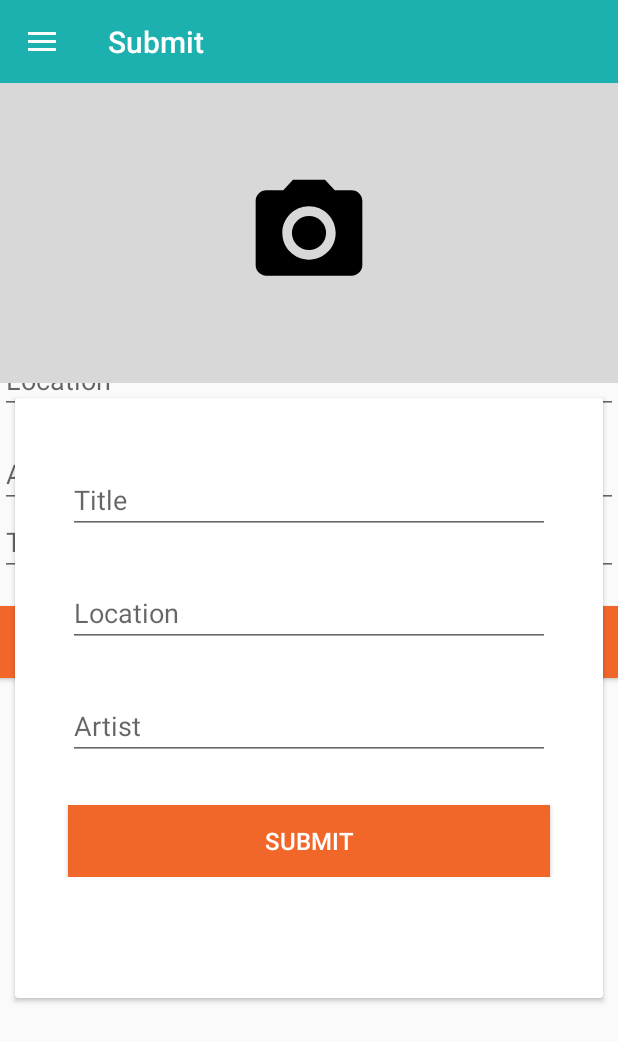
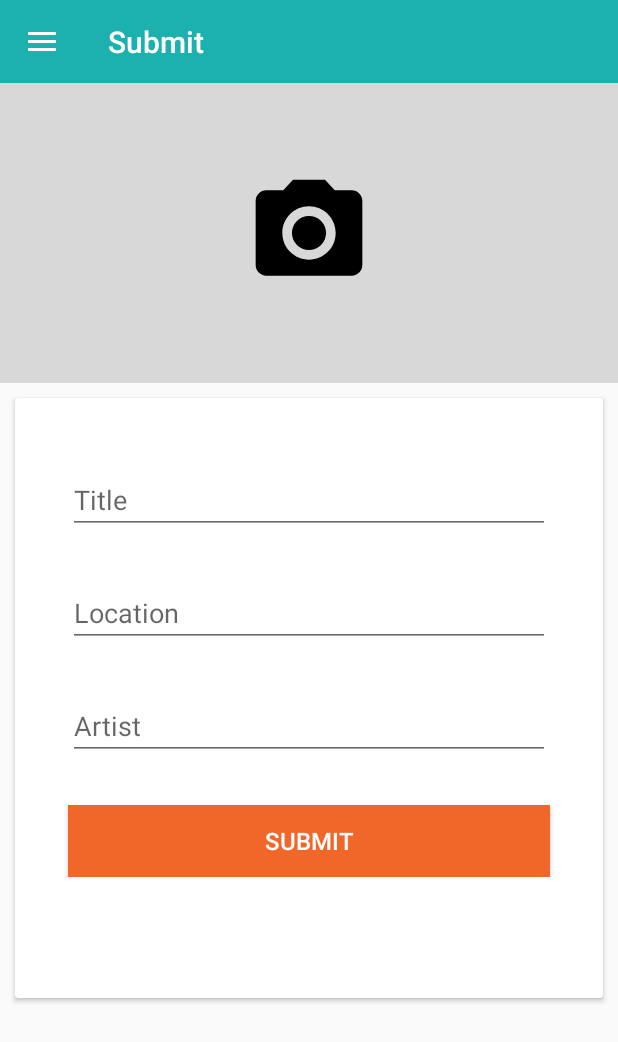
Before and after one commit to quintonbjohnson/atlanta-street-art-project, an Android app: the SubmitActivity screen opened directly, with no data from a screen before it, on a phone screen of 412 x 824 dp. Shown: the top 1042 px of the screen. Run offline under Robolectric (Android 15) with nearby library versions, the light colour scheme and no system bars; our stand-ins replace Firebase (no records; nobody signed in at launch, a user with empty details on screens opened directly); 1 statement that could not run was skipped.

Commit message:
Merged w/quinton's branch: Activity_submit

```diff
--- a/app/src/main/res/layout/activity_submit.xml
+++ b/app/src/main/res/layout/activity_submit.xml
@@ -7,88 +7,6 @@
     android:layout_height="match_parent"
     android:fitsSystemWindows="true"
     tools:openDrawer="start">
-
-    <LinearLayout
-        android:orientation="vertical"
-        android:layout_width="match_parent"
-        android:layout_height="match_parent"
-        android:layout_alignParentTop="true"
-        android:layout_alignParentStart="true"
-        android:weightSum="1">
-
-        <ImageButton
-            app:srcCompat="@drawable/camera"
-            android:id="@+id/chooseButton"
-            android:background="@drawable/common_full_open_on_phone"
-            android:layout_width="match_parent"
-            android:layout_height="185dp"
-            android:scaleType="fitCenter"
-            android:adjustViewBounds="true"
-            android:paddingBottom="10dp"
-            android:paddingEnd="10dp"
-            android:paddingLeft="10dp"
-            android:paddingRight="10dp"
-            android:paddingStart="10dp"
-            android:paddingTop="10dp" />
-
-        <EditText
-            android:layout_width="match_parent"
-            android:layout_height="wrap_content"
-            android:inputType="textPersonName"
-            android:ems="10"
-            android:id="@+id/titleText"
-            android:hint="Title"
-            android:layout_above="@+id/tagText"
-            android:layout_alignParentStart="true" />
-
-        <EditText
-            android:layout_width="match_parent"
-            android:layout_height="wrap_content"
-            android:inputType="textMultiLine|textNoSuggestions"
-            android:ems="10"
-            android:id="@+id/locationText"
-            android:hint="Location"
-            android:layout_above="@+id/submitButton"
-            android:layout_alignParentStart="true"
-            android:layout_marginBottom="17dp" />
-
-        <EditText
-            android:layout_width="match_parent"
-            android:layout_height="wrap_content"
-            android:inputType="textMultiLine|textNoSuggestions"
-            android:ems="10"
-            android:id="@+id/artistTag"
-            android:hint="Artist"
-            android:layout_alignBaseline="@+id/titleText"
-            android:layout_alignBottom="@+id/titleText"
-            android:layout_toEndOf="@+id/imageView"
-            android:layout_marginStart="0dp" />
-
-        <EditText
-            android:layout_width="match_parent"
-            android:layout_height="wrap_content"
-            android:inputType="textMultiLine|textNoSuggestions"
-            android:ems="10"
-            android:id="@+id/tagText"
-            android:hint="Tag"
-            android:layout_marginStart="0dp"
-            android:layout_centerVertical="true"
-            android:layout_alignStart="@+id/imageView" />
-
-        <Button
-            android:text="@string/submit"
-            android:layout_width="match_parent"
-            android:layout_height="wrap_content"
-            android:id="@+id/submitButton"
-            android:background="@color/colorAccent"
-            android:textColor="@android:color/background_light"
-            android:textSize="18sp"
-            android:fontFamily="sans-serif-medium"
-            android:layout_alignParentBottom="true"
-            android:layout_alignParentStart="true"
-            android:layout_marginBottom="1dp"
-            android:layout_marginTop="20dp"/>
-    </LinearLayout>
 
     <include
         layout="@layout/app_bar_base_drawer"
```
